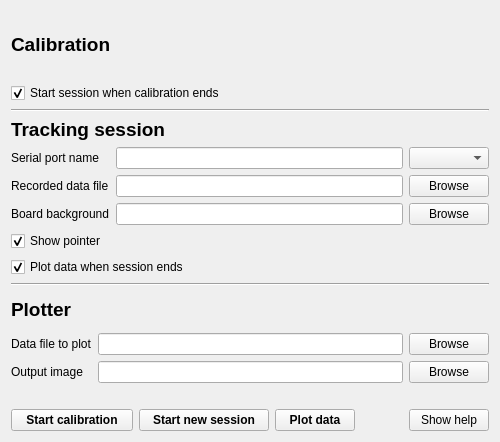
Old version of the form mainwindow.ui in the repository ntrfrnc/eye-tracker.
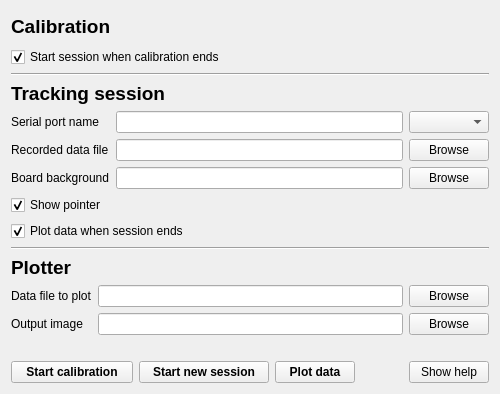
New version of the form.

Patch:
```diff
--- a/mainwindow.ui
+++ b/mainwindow.ui
@@ -7,7 +7,7 @@
     <x>0</x>
     <y>0</y>
     <width>500</width>
-    <height>442</height>
+    <height>394</height>
    </rect>
   </property>
   <property name="sizePolicy">
```
